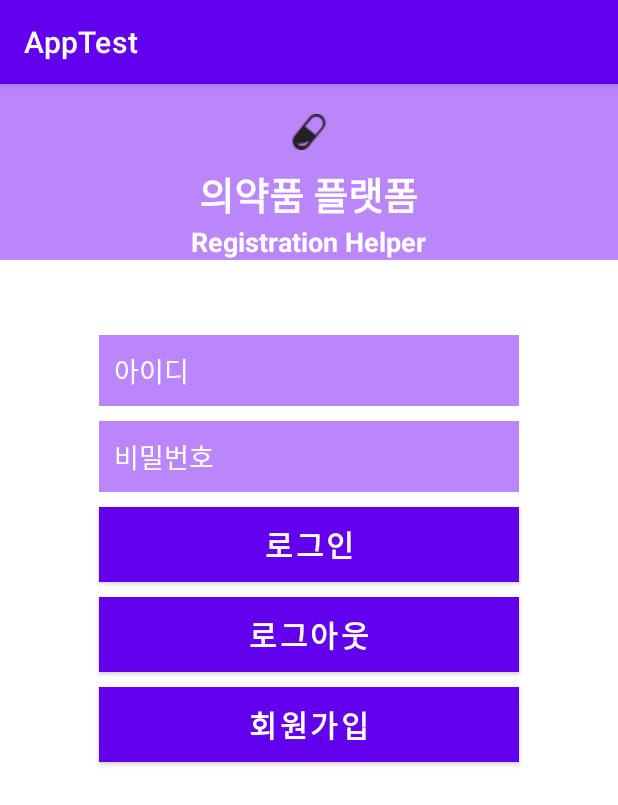
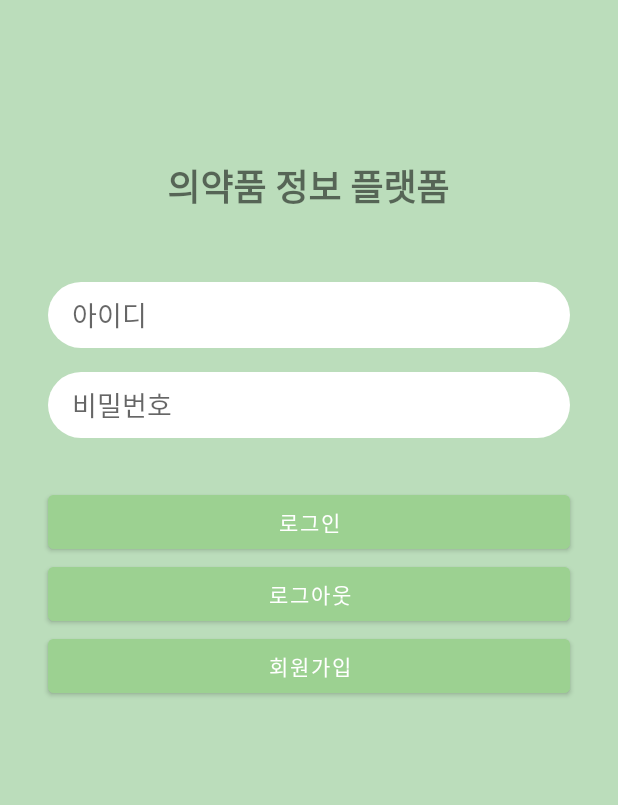
Before and after one commit to rubinstory/android, an Android app: the LoginActivity screen opened directly, with no data from a screen before it, on a phone screen of 412 x 824 dp. Shown: the top 805 px of the screen. Run offline under Robolectric (Android 15) with nearby library versions, the phone set to English and light mode, and no system bars.

Commit message:
Login XML 수정

```diff
--- a/app/build.gradle
+++ b/app/build.gradle
@@ -33,6 +33,7 @@ dependencies {
 
     implementation 'androidx.appcompat:appcompat:1.2.0'
     implementation 'com.google.android.material:material:1.3.0'
+    implementation 'androidx.constraintlayout:constraintlayout:2.0.1'
     testImplementation 'junit:junit:4.+'
     androidTestImplementation 'androidx.test.ext:junit:1.1.2'
     androidTestImplementation 'androidx.test.espresso:espresso-core:3.3.0'
--- a/app/src/main/AndroidManifest.xml
+++ b/app/src/main/AndroidManifest.xml
@@ -17,7 +17,6 @@
 
         <intent-filter>
             <action android:name="android.intent.action.MAIN" />
-
             <category android:name="android.intent.category.LAUNCHER" />
         </intent-filter>
     </activity>
--- /dev/null
+++ b/app/src/main/res/drawable/rounded_background.xml
@@ -0,0 +1,6 @@
+<?xml version="1.0" encoding="utf-8"?>
+<shape xmlns:android="http://schemas.android.com/apk/res/android"
+    android:shape="rectangle" android:padding="10dp" >
+    <corners android:radius="1000dp" />
+    <solid android:color="#fff" />
+</shape>
--- a/app/src/main/res/layout/login.xml
+++ b/app/src/main/res/layout/login.xml
@@ -1,5 +1,113 @@
 <?xml version="1.0" encoding="utf-8"?>
-<RelativeLayout xmlns:android="http://schemas.android.com/apk/res/android"
+<androidx.constraintlayout.widget.ConstraintLayout
+    xmlns:android="http://schemas.android.com/apk/res/android"
+    xmlns:app="http://schemas.android.com/apk/res-auto"
+    xmlns:tools="http://schemas.android.com/tools"
+    android:background="@color/colorPrimary"
+    android:layout_width="match_parent"
+    android:layout_height="match_parent"
+    tools:context=".MainActivity">
+
+    <EditText
+        android:id="@+id/login_name"
+        android:layout_width="match_parent"
+        android:layout_height="44dp"
+        android:layout_marginStart="32dp"
+        android:layout_marginEnd="32dp"
+        android:background="@drawable/rounded_background"
+        android:hint="아이디"
+        android:paddingLeft="16dp"
+        app:layout_constraintEnd_toEndOf="parent"
+        app:layout_constraintStart_toStartOf="parent"
+        app:layout_constraintTop_toBottomOf="@+id/imageView" />
+
+    <EditText
+        android:id="@+id/login_password"
+        android:layout_width="match_parent"
+        android:layout_height="44dp"
+        android:layout_marginStart="32dp"
+        android:layout_marginTop="16dp"
+        android:layout_marginEnd="32dp"
+        android:background="@drawable/rounded_background"
+        android:hint="비밀번호"
+        android:paddingLeft="16dp"
+        app:layout_constraintEnd_toEndOf="parent"
+        app:layout_constraintHorizontal_bias="0.0"
+        app:layout_constraintStart_toStartOf="parent"
+        app:layout_constraintTop_toBottomOf="@+id/login_name" />
+
+    <Button
+        android:id="@+id/login_button"
+        android:layout_width="0dp"
+        android:layout_height="wrap_content"
+        android:layout_marginStart="32dp"
+        android:layout_marginTop="32dp"
+        android:layout_marginEnd="32dp"
+        android:backgroundTint="@color/colorPrimaryDark"
+        android:text="로그인"
+        android:textColor="@android:color/white"
+        app:backgroundTint="@color/colorPrimaryDark"
+        app:layout_constraintEnd_toEndOf="parent"
+        app:layout_constraintStart_toStartOf="parent"
+        app:layout_constraintTop_toBottomOf="@+id/login_password" />
+    <Button
+        android:id="@+id/logout_button"
+        android:layout_width="0dp"
+        android:layout_height="wrap_content"
+        android:layout_marginStart="32dp"
+        android:layout_marginEnd="32dp"
+        android:backgroundTint="@color/colorPrimaryDark"
+        android:text="로그아웃"
+        android:textColor="@android:color/white"
+        app:backgroundTint="@color/colorPrimaryDark"
+        app:layout_constraintEnd_toEndOf="parent"
+        app:layout_constraintStart_toStartOf="parent"
+        app:layout_constraintTop_toBottomOf="@+id/login_button" />
+    <Button
+        android:id="@+id/register_button"
+        android:layout_width="0dp"
+        android:layout_height="wrap_content"
+        android:layout_marginStart="32dp"
+        android:layout_marginEnd="32dp"
+        android:backgroundTint="@color/colorPrimaryDark"
+        android:text="회원가입"
+        android:textColor="@android:color/white"
+        app:backgroundTint="@color/colorPrimaryDark"
+        app:layout_constraintEnd_toEndOf="parent"
+        app:layout_constraintStart_toStartOf="parent"
+        app:layout_constraintTop_toBottomOf="@+id/logout_button" />
+
+    <!--<ImageView
+        android:id="@+id/imageView"
+        android:layout_width="128dp"
+        android:layout_height="128dp"
+        android:layout_marginStart="8dp"
+        android:layout_marginTop="64dp"
+        android:layout_marginEnd="8dp"
+        app:layout_constraintEnd_toEndOf="parent"
+        app:layout_constraintHorizontal_bias="0.498"
+        app:layout_constraintStart_toStartOf="parent"
+        app:layout_constraintTop_toTopOf="parent"
+        app:srcCompat="@drawable/test" />-->
+    <TextView
+        android:id="@+id/imageView"
+        android:layout_width="200dp"
+        android:layout_height="128dp"
+        android:layout_marginStart="8dp"
+        android:layout_marginTop="60dp"
+        android:layout_marginEnd="8dp"
+        android:fontFamily="sans-serif"
+        android:text="의약품 정보 플랫폼"
+        android:textSize="24sp"
+        android:textStyle="bold"
+        android:textAlignment="center"
+        android:gravity="center"
+        app:layout_constraintEnd_toEndOf="parent"
+        app:layout_constraintHorizontal_bias="0.498"
+        app:layout_constraintStart_toStartOf="parent"
+        app:layout_constraintTop_toTopOf="parent" />
+</androidx.constraintlayout.widget.ConstraintLayout>
+<!--<RelativeLayout xmlns:android="http://schemas.android.com/apk/res/android"
     xmlns:app="http://schemas.android.com/apk/res-auto"
     xmlns:tools="http://schemas.android.com/tools"
     android:layout_width="match_parent"
@@ -109,4 +217,4 @@
                 android:id="@+id/register_button" />
         </LinearLayout>
     </LinearLayout>
-</RelativeLayout>
+</RelativeLayout>-->
--- a/app/src/main/res/values/colors.xml
+++ b/app/src/main/res/values/colors.xml
@@ -7,4 +7,8 @@
     <color name="teal_700">#FF018786</color>
     <color name="black">#FF000000</color>
     <color name="white">#FFFFFFFF</color>
+    <color name="colorPrimary">#BBDDBB</color>
+    <color name="colorPrimaryDark">#9CD191</color>
+    <color name="colorAccent">@android:color/white</color>
+    <color name="colorLightFont">#ddd</color>
 </resources>
--- a/app/src/main/res/values/strings.xml
+++ b/app/src/main/res/values/strings.xml
@@ -1,3 +1,7 @@
 <resources>
     <string name="app_name">AppTest</string>
+    <string name="main_title">Transition Button</string>
+    <string name="main_button">login</string>
+    <string name="main_email_hint">Email</string>
+    <string name="main_password_hint">Password</string>
 </resources>
--- a/app/src/main/res/values/themes.xml
+++ b/app/src/main/res/values/themes.xml
@@ -12,5 +12,9 @@
         <!-- Status bar color. -->
         <item name="android:statusBarColor" tools:targetApi="l">?attr/colorPrimaryVariant</item>
         <!-- Customize your theme here. -->
+
+        <item name="windowActionBar">false</item>
+        <item name="windowNoTitle">true</item>
+        <item name="android:windowFullscreen">true</item>
     </style>
 </resources>
```
